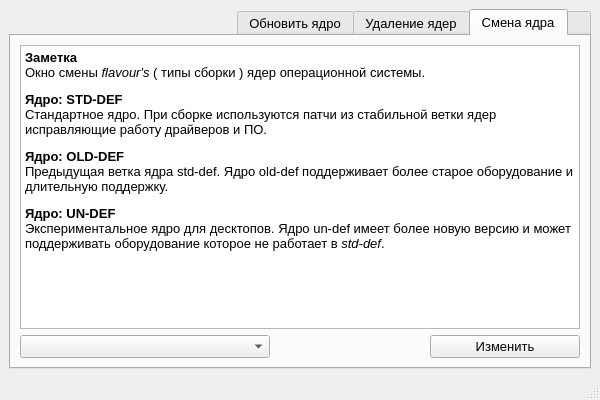
Before: the Qt Designer form ui/main_win.ui in Koi-foo/kernel-manager, drawn with Qt 5.
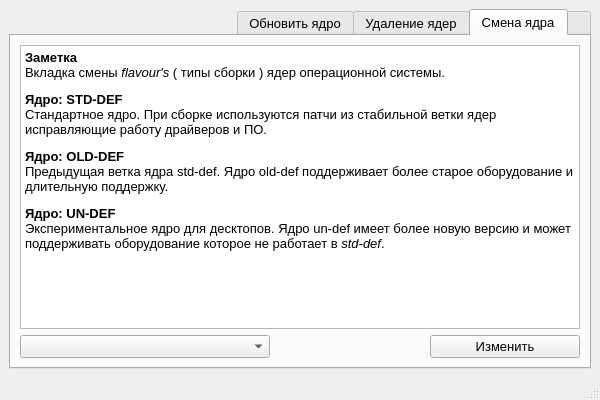
After: the same form once the commit is applied. The open tabs and pages were chosen to show the change. Icons and pictures are not drawn.

Commit message: Correcting text

```diff
--- a/ui/main_win.ui
+++ b/ui/main_win.ui
@@ -136,7 +136,7 @@
 &lt;html&gt;&lt;head&gt;&lt;meta name=&quot;qrichtext&quot; content=&quot;1&quot; /&gt;&lt;style type=&quot;text/css&quot;&gt;
 p, li { white-space: pre-wrap; }
 &lt;/style&gt;&lt;/head&gt;&lt;body style=&quot; font-family:'Sans Serif'; font-size:10pt; font-weight:400; font-style:normal;&quot;&gt;
-&lt;p style=&quot; margin-top:12px; margin-bottom:12px; margin-left:0px; margin-right:0px; -qt-block-indent:0; text-indent:0px;&quot;&gt;&lt;span style=&quot; font-weight:600;&quot;&gt;Заметка&lt;/span&gt;&lt;br /&gt;Окно смены&lt;span style=&quot; font-style:italic;&quot;&gt; flavour's&lt;/span&gt; ( типы сборки ) ядер операционной системы.&lt;/p&gt;
+&lt;p style=&quot; margin-top:12px; margin-bottom:12px; margin-left:0px; margin-right:0px; -qt-block-indent:0; text-indent:0px;&quot;&gt;&lt;span style=&quot; font-weight:600;&quot;&gt;Заметка&lt;/span&gt;&lt;br /&gt;&lt;span style=&quot; background-color:transparent;&quot;&gt;Вкладка&lt;/span&gt; смены&lt;span style=&quot; font-style:italic;&quot;&gt; flavour's&lt;/span&gt; ( типы сборки ) ядер операционной системы.&lt;/p&gt;
 &lt;p style=&quot; margin-top:12px; margin-bottom:12px; margin-left:0px; margin-right:0px; -qt-block-indent:0; text-indent:0px;&quot;&gt;&lt;span style=&quot; font-weight:600;&quot;&gt;Ядро: STD-DEF&lt;/span&gt;&lt;br /&gt;Стандартное ядро. При сборке используются патчи из стабильной ветки ядер исправляющие работу д&lt;span style=&quot; background-color:transparent;&quot;&gt;райверов и ПО.&lt;/span&gt;&lt;/p&gt;
 &lt;p style=&quot; margin-top:12px; margin-bottom:12px; margin-left:0px; margin-right:0px; -qt-block-indent:0; text-indent:0px;&quot;&gt;&lt;span style=&quot; font-weight:600;&quot;&gt;Ядро: OLD-DEF&lt;/span&gt;&lt;br /&gt;Предыдущая ветка ядра std-def. Ядро old-def поддерживает более старое оборудование и длительную поддержку.&lt;/p&gt;
 &lt;p style=&quot; margin-top:12px; margin-bottom:12px; margin-left:0px; margin-right:0px; -qt-block-indent:0; text-indent:0px;&quot;&gt;&lt;span style=&quot; font-weight:600;&quot;&gt;Ядро: UN-DEF&lt;/span&gt;&lt;br /&gt;Экспериментальное ядро для десктопов. Ядро un-def имеет более новую версию и может поддерживать оборудование которое не работает в &lt;span style=&quot; font-style:italic;&quot;&gt;std-def&lt;/span&gt;.&lt;/p&gt;&lt;/body&gt;&lt;/html&gt;</string>
```
Left out of the diff: 2 changed lines with no effect on the pictures.
